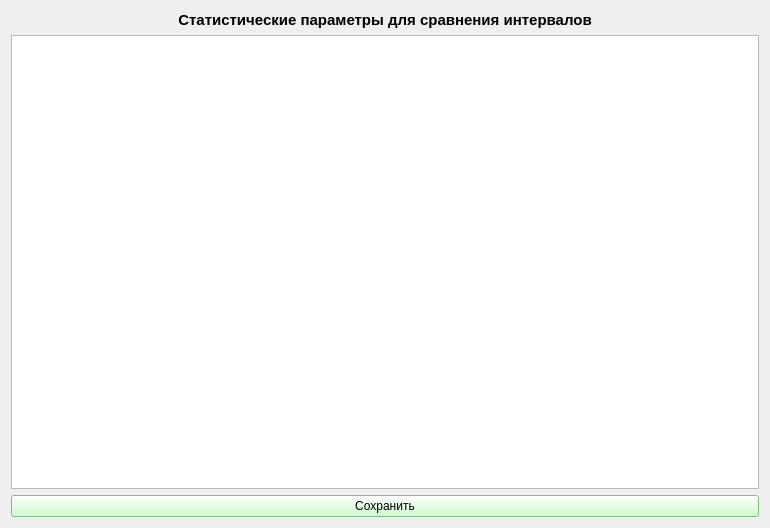
First picture: the form in qt/compare_table_dialog.ui, repository idergunoff/domanic, before the edit.
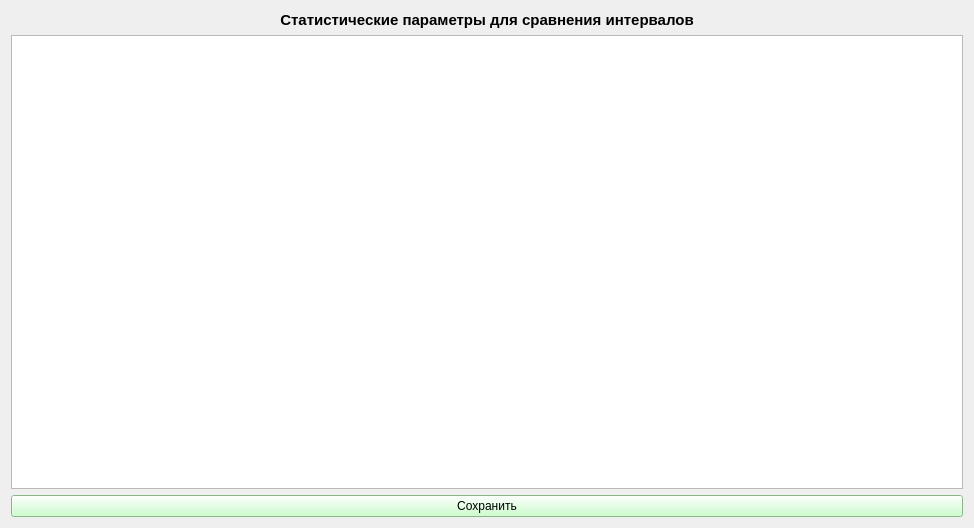
Second picture: the form after the edit.

Commit message: compare interval, draw bar bug fix

```diff
--- a/qt/compare_table_dialog.ui
+++ b/qt/compare_table_dialog.ui
@@ -6,7 +6,7 @@
    <rect>
     <x>0</x>
     <y>0</y>
-    <width>770</width>
+    <width>974</width>
     <height>528</height>
    </rect>
   </property>
```
The commit also changes 2 other files.
